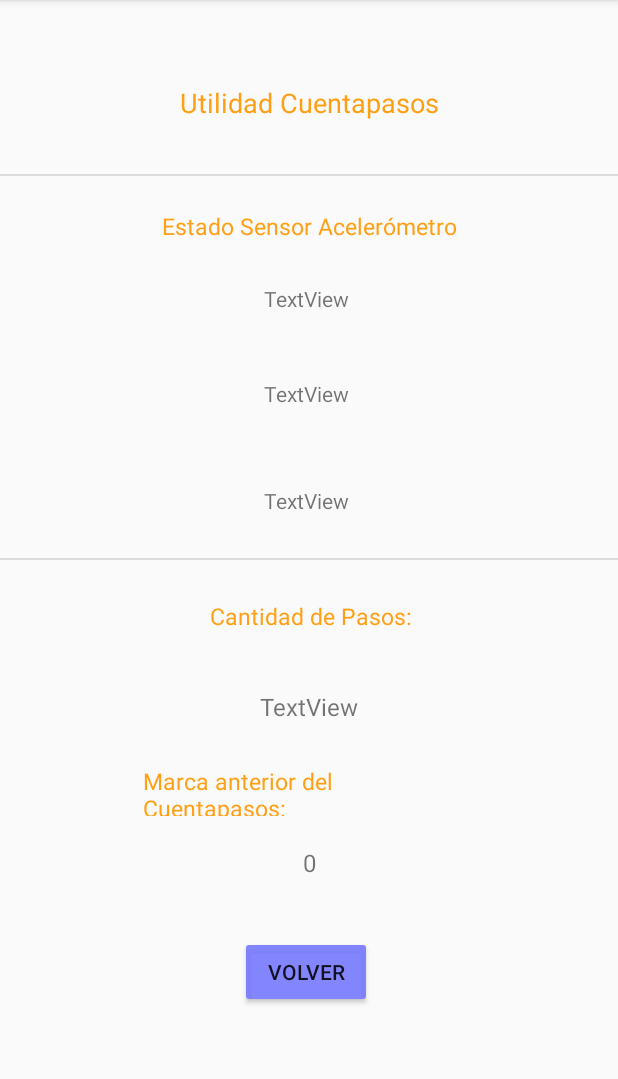
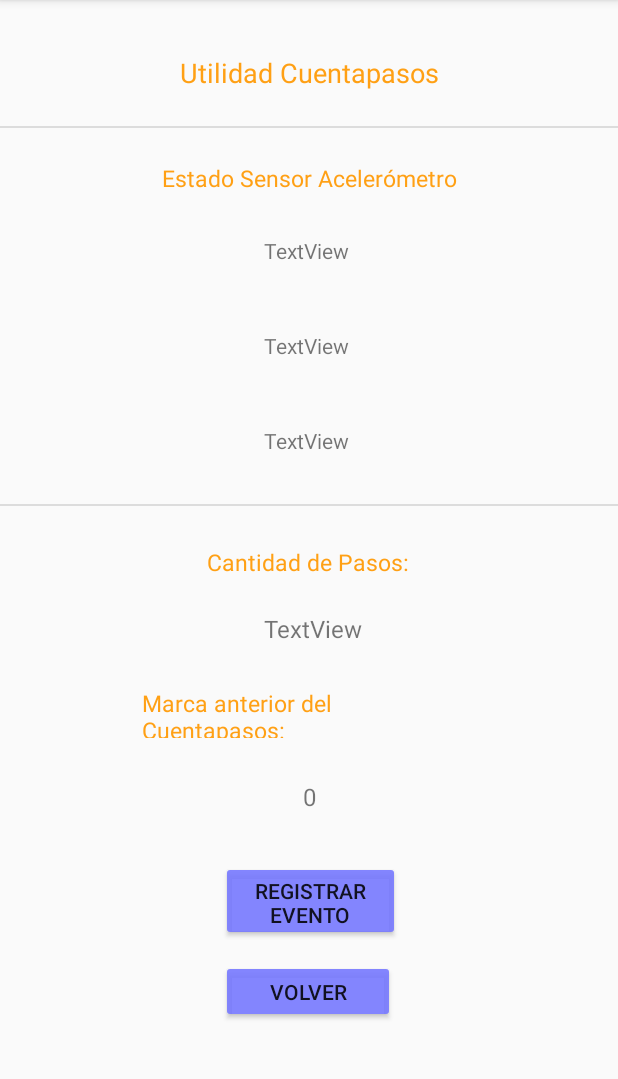
Before and after one commit to mendezfranco/EA2-CajaDeUtilidades, an Android app: the ActivityAcelerometro screen opened directly, with no data from a screen before it, on a phone screen of 412 x 824 dp, the part 84-1163 px from its top. Run offline under Robolectric (Android 15) with nearby library versions, the phone set to English and light mode, and no system bars; network calls fail.

Commit message:
Agrego botones para registro de eventos

```diff
--- a/app/src/main/res/layout/activity_acelerometro.xml
+++ b/app/src/main/res/layout/activity_acelerometro.xml
@@ -10,12 +10,11 @@
         android:id="@+id/textView"
         android:layout_width="wrap_content"
         android:layout_height="wrap_content"
-        android:layout_marginStart="120dp"
-        android:layout_marginLeft="120dp"
-        android:layout_marginTop="56dp"
+        android:layout_marginTop="36dp"
         android:text="@string/cuentapasos"
         android:textColor="@color/mi_ocre"
         android:textSize="18sp"
+        app:layout_constraintEnd_toEndOf="parent"
         app:layout_constraintStart_toStartOf="parent"
         app:layout_constraintTop_toTopOf="parent" />
 
@@ -47,7 +46,7 @@
         android:layout_height="wrap_content"
         android:layout_marginStart="176dp"
         android:layout_marginLeft="176dp"
-        android:layout_marginTop="52dp"
+        android:layout_marginTop="44dp"
         android:text="TextView"
         app:layout_constraintStart_toStartOf="parent"
         app:layout_constraintTop_toBottomOf="@+id/valorY" />
@@ -56,7 +55,7 @@
         android:id="@+id/divider"
         android:layout_width="match_parent"
         android:layout_height="1dp"
-        android:layout_marginTop="116dp"
+        android:layout_marginTop="84dp"
         android:background="?android:attr/listDivider"
         app:layout_constraintTop_toTopOf="parent"
         tools:layout_editor_absoluteX="0dp" />
@@ -65,7 +64,7 @@
         android:id="@+id/divider2"
         android:layout_width="match_parent"
         android:layout_height="1dp"
-        android:layout_marginTop="372dp"
+        android:layout_marginTop="336dp"
         android:background="?android:attr/listDivider"
         app:layout_constraintTop_toTopOf="parent"
         tools:layout_editor_absoluteX="0dp" />
@@ -76,7 +75,7 @@
         android:layout_height="wrap_content"
         android:layout_marginStart="108dp"
         android:layout_marginLeft="108dp"
-        android:layout_marginTop="140dp"
+        android:layout_marginTop="108dp"
         android:text="@string/textAcelerometro"
         android:textColor="@color/mi_ocre"
         android:textSize="15sp"
@@ -85,14 +84,14 @@
 
     <Button
         android:id="@+id/botonActivityIluminacion"
-        android:layout_width="wrap_content"
-        android:layout_height="wrap_content"
-        android:layout_marginStart="160dp"
-        android:layout_marginLeft="160dp"
-        android:layout_marginTop="624dp"
+        android:layout_width="116dp"
+        android:layout_height="42dp"
+        android:layout_marginTop="640dp"
         android:onClick="volverAtras"
         android:text="@string/txtVolver"
         app:backgroundTint="@color/mi_default"
+        app:layout_constraintEnd_toEndOf="parent"
+        app:layout_constraintHorizontal_bias="0.498"
         app:layout_constraintStart_toStartOf="parent"
         app:layout_constraintTop_toTopOf="parent" />
 
@@ -100,12 +99,12 @@
         android:id="@+id/textView4"
         android:layout_width="wrap_content"
         android:layout_height="wrap_content"
-        android:layout_marginStart="140dp"
-        android:layout_marginLeft="140dp"
-        android:layout_marginTop="400dp"
+        android:layout_marginTop="364dp"
         android:text="@string/textPasos"
         android:textColor="@color/mi_ocre"
         android:textSize="15sp"
+        app:layout_constraintEnd_toEndOf="parent"
+        app:layout_constraintHorizontal_bias="0.498"
         app:layout_constraintStart_toStartOf="parent"
         app:layout_constraintTop_toTopOf="parent" />
 
@@ -118,6 +117,7 @@
         android:textColor="@color/mi_ocre"
         android:textSize="15sp"
         app:layout_constraintEnd_toEndOf="parent"
+        app:layout_constraintHorizontal_bias="0.497"
         app:layout_constraintStart_toStartOf="parent"
         app:layout_constraintTop_toBottomOf="@+id/valorPasos" />
 
@@ -125,10 +125,11 @@
         android:id="@+id/valorPasos"
         android:layout_width="wrap_content"
         android:layout_height="wrap_content"
-        android:layout_marginTop="460dp"
+        android:layout_marginTop="408dp"
         android:text="TextView"
         android:textSize="16sp"
         app:layout_constraintEnd_toEndOf="parent"
+        app:layout_constraintHorizontal_bias="0.508"
         app:layout_constraintStart_toStartOf="parent"
         app:layout_constraintTop_toTopOf="parent" />
 
@@ -136,11 +137,23 @@
         android:id="@+id/historialDePasos"
         android:layout_width="wrap_content"
         android:layout_height="wrap_content"
-        android:layout_marginTop="20dp"
+        android:layout_marginTop="28dp"
         android:text="TextView"
         android:textSize="16sp"
         app:layout_constraintEnd_toEndOf="parent"
         app:layout_constraintStart_toStartOf="parent"
         app:layout_constraintTop_toBottomOf="@+id/textView12" />
 
+    <Button
+        android:id="@+id/btnRegistrarAcelerometro"
+        android:layout_width="119dp"
+        android:layout_height="53dp"
+        android:layout_marginTop="32dp"
+        android:text="@string/txtRegistrar"
+        app:backgroundTint="@color/mi_default"
+        app:layout_constraintEnd_toEndOf="parent"
+        app:layout_constraintHorizontal_bias="0.503"
+        app:layout_constraintStart_toStartOf="parent"
+        app:layout_constraintTop_toBottomOf="@+id/historialDePasos" />
+
 </androidx.constraintlayout.widget.ConstraintLayout>
--- a/app/src/main/res/values/strings.xml
+++ b/app/src/main/res/values/strings.xml
@@ -32,5 +32,7 @@
     <string name="buttonLinternaInteligente">Linterna Inteligente</string>
     <string name="txtVolver">Volver</string>
     <string name="botonSalir">Salir</string>
+    <string name="txtRegistrar">Registrar Evento</string>
+    <string name="txtBotonTemperatura">Obtener temperatura actual</string>
 
 </resources>
```
Also changed, not shown: app/src/main/java/com/example/miapp/ActivityAcelerometro.java (+10 -7 lines), app/src/main/java/com/example/miapp/ActivityIluminacion.java (+13 -7 lines), app/src/main/java/com/example/miapp/ActivityIngreso.java (+6 -2 lines), app/src/main/res/layout/activity_iluminacion.xml (+46 -35 lines), app/src/main/res/layout/activity_ingreso.xml (+15 -15 lines).
